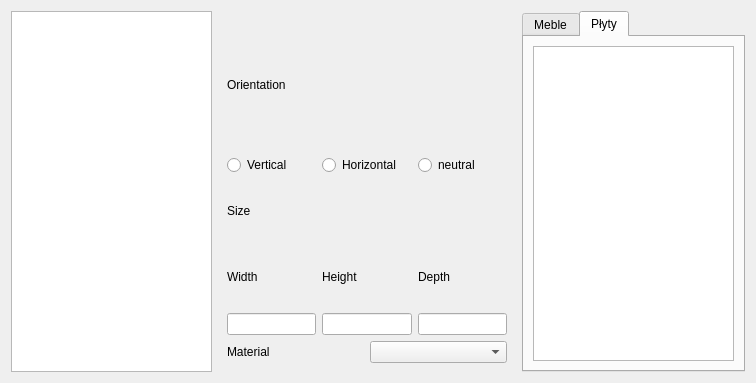
Old version of the form Views/viewaddformatsUI.ui in the repository SlavDeV1991/x325-rozrys.
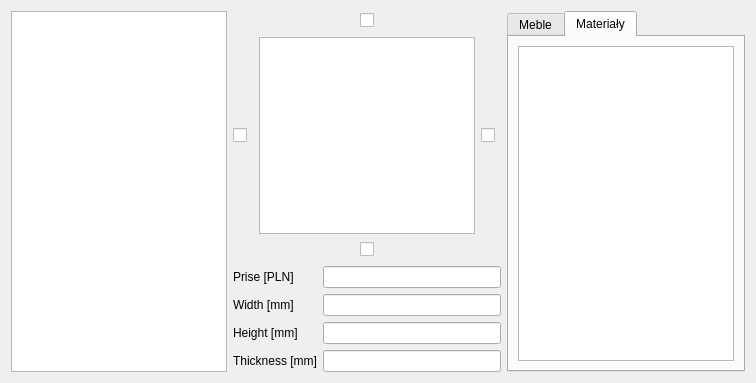
New version of the form. The open tabs and pages were chosen to show the change.

```diff
--- a/Views/viewaddformatsUI.ui
+++ b/Views/viewaddformatsUI.ui
@@ -14,143 +14,243 @@
    <string>Form</string>
   </property>
   <layout class="QGridLayout" name="gridLayout">
-   <item row="0" column="0">
-    <layout class="QHBoxLayout" name="horizontalLayout_3">
+   <item row="0" column="0" rowspan="4">
+    <widget class="QTreeView" name="treeView"/>
+   </item>
+   <item row="0" column="2">
+    <layout class="QHBoxLayout" name="horizontalLayout">
      <item>
-      <widget class="QTreeView" name="treeView"/>
+      <spacer name="horizontalSpacer">
+       <property name="orientation">
+        <enum>Qt::Horizontal</enum>
+       </property>
+       <property name="sizeHint" stdset="0">
+        <size>
+         <width>40</width>
+         <height>20</height>
+        </size>
+       </property>
+      </spacer>
      </item>
      <item>
-      <widget class="QStackedWidget" name="stackedWidget">
-       <property name="currentIndex">
-        <number>0</number>
+      <widget class="QCheckBox" name="checkBox_2">
+       <property name="text">
+        <string/>
        </property>
-       <widget class="QWidget" name="page">
-        <layout class="QGridLayout" name="gridLayout_3">
-         <item row="0" column="0">
-          <layout class="QVBoxLayout" name="verticalLayout">
-           <item>
-            <widget class="QLabel" name="label">
-             <property name="text">
-              <string>Orientation</string>
-             </property>
-            </widget>
-           </item>
-           <item>
-            <layout class="QHBoxLayout" name="horizontalLayout">
-             <item>
-              <widget class="QRadioButton" name="radioButton">
-               <property name="text">
-                <string>Vertical</string>
-               </property>
-              </widget>
-             </item>
-             <item>
-              <widget class="QRadioButton" name="radioButton_2">
-               <property name="text">
-                <string>Horizontal</string>
-               </property>
-              </widget>
-             </item>
-             <item>
-              <widget class="QRadioButton" name="radioButton_3">
-               <property name="text">
-                <string>neutral</string>
-               </property>
-              </widget>
-             </item>
-            </layout>
-           </item>
-          </layout>
-         </item>
-         <item row="1" column="0">
-          <layout class="QVBoxLayout" name="verticalLayout_2">
-           <item>
-            <layout class="QGridLayout" name="gridLayout_2">
-             <item row="1" column="4">
-              <widget class="QLabel" name="label_5">
-               <property name="text">
-                <string>Depth</string>
-               </property>
-              </widget>
-             </item>
-             <item row="2" column="2">
-              <widget class="QLineEdit" name="lineEdit_2"/>
-             </item>
-             <item row="1" column="0">
-              <widget class="QLabel" name="label_2">
-               <property name="text">
-                <string>Width</string>
-               </property>
-              </widget>
-             </item>
-             <item row="0" column="0">
-              <widget class="QLabel" name="label_4">
-               <property name="text">
-                <string>Size</string>
-               </property>
-              </widget>
-             </item>
-             <item row="2" column="0">
-              <widget class="QLineEdit" name="lineEdit"/>
-             </item>
-             <item row="1" column="2">
-              <widget class="QLabel" name="label_3">
-               <property name="text">
-                <string>Height</string>
-               </property>
-              </widget>
-             </item>
-             <item row="2" column="4">
-              <widget class="QLineEdit" name="lineEdit_3"/>
-             </item>
-            </layout>
-           </item>
-          </layout>
-         </item>
-         <item row="2" column="0">
-          <layout class="QHBoxLayout" name="horizontalLayout_4">
-           <item>
-            <widget class="QLabel" name="label_6">
-             <property name="text">
-              <string>Material</string>
-             </property>
-            </widget>
-           </item>
-           <item>
-            <widget class="QComboBox" name="comboBox"/>
-           </item>
-          </layout>
-         </item>
-        </layout>
-       </widget>
-       <widget class="QWidget" name="page_2"/>
       </widget>
      </item>
      <item>
-      <widget class="QTabWidget" name="tabWidget">
-       <property name="currentIndex">
-        <number>0</number>
+      <spacer name="horizontalSpacer_2">
+       <property name="orientation">
+        <enum>Qt::Horizontal</enum>
        </property>
-       <widget class="QWidget" name="tab_meble">
-        <attribute name="title">
-         <string>Meble</string>
-        </attribute>
-        <layout class="QGridLayout" name="gridLayout_4">
-         <item row="0" column="0">
-          <widget class="QListView" name="lv_furnitures"/>
-         </item>
-        </layout>
-       </widget>
-       <widget class="QWidget" name="tab_plyty">
-        <attribute name="title">
-         <string>Płyty</string>
-        </attribute>
-        <layout class="QGridLayout" name="gridLayout_5">
-         <item row="0" column="0">
-          <widget class="QListView" name="lv_materials"/>
-         </item>
-        </layout>
-       </widget>
+       <property name="sizeHint" stdset="0">
+        <size>
+         <width>40</width>
+         <height>20</height>
+        </size>
+       </property>
+      </spacer>
+     </item>
+    </layout>
+   </item>
+   <item row="0" column="4" rowspan="4">
+    <widget class="QTabWidget" name="tabWidget">
+     <property name="currentIndex">
+      <number>1</number>
+     </property>
+     <widget class="QWidget" name="tab_meble">
+      <attribute name="title">
+       <string>Meble</string>
+      </attribute>
+      <layout class="QGridLayout" name="gridLayout_4">
+       <item row="0" column="0">
+        <widget class="QListView" name="lv_furnitures"/>
+       </item>
+      </layout>
+     </widget>
+     <widget class="QWidget" name="tab_plyty">
+      <attribute name="title">
+       <string>Materiały</string>
+      </attribute>
+      <layout class="QGridLayout" name="gridLayout_5">
+       <item row="0" column="0">
+        <widget class="QListView" name="lv_materials"/>
+       </item>
+      </layout>
+     </widget>
+    </widget>
+   </item>
+   <item row="1" column="1">
+    <layout class="QVBoxLayout" name="verticalLayout">
+     <item>
+      <spacer name="verticalSpacer">
+       <property name="orientation">
+        <enum>Qt::Vertical</enum>
+       </property>
+       <property name="sizeHint" stdset="0">
+        <size>
+         <width>20</width>
+         <height>40</height>
+        </size>
+       </property>
+      </spacer>
+     </item>
+     <item>
+      <widget class="QCheckBox" name="checkBox">
+       <property name="text">
+        <string/>
+       </property>
+      </widget>
+     </item>
+     <item>
+      <spacer name="verticalSpacer_2">
+       <property name="orientation">
+        <enum>Qt::Vertical</enum>
+       </property>
+       <property name="sizeHint" stdset="0">
+        <size>
+         <width>20</width>
+         <height>40</height>
+        </size>
+       </property>
+      </spacer>
+     </item>
+    </layout>
+   </item>
+   <item row="1" column="2">
+    <widget class="QGraphicsView" name="gv_image"/>
+   </item>
+   <item row="1" column="3">
+    <layout class="QVBoxLayout" name="verticalLayout_2">
+     <item>
+      <spacer name="verticalSpacer_3">
+       <property name="orientation">
+        <enum>Qt::Vertical</enum>
+       </property>
+       <property name="sizeHint" stdset="0">
+        <size>
+         <width>20</width>
+         <height>40</height>
+        </size>
+       </property>
+      </spacer>
+     </item>
+     <item>
+      <widget class="QCheckBox" name="checkBox_3">
+       <property name="text">
+        <string/>
+       </property>
+      </widget>
+     </item>
+     <item>
+      <spacer name="verticalSpacer_4">
+       <property name="orientation">
+        <enum>Qt::Vertical</enum>
+       </property>
+       <property name="sizeHint" stdset="0">
+        <size>
+         <width>20</width>
+         <height>40</height>
+        </size>
+       </property>
+      </spacer>
+     </item>
+    </layout>
+   </item>
+   <item row="2" column="2">
+    <layout class="QHBoxLayout" name="horizontalLayout_2">
+     <item>
+      <spacer name="horizontalSpacer_3">
+       <property name="orientation">
+        <enum>Qt::Horizontal</enum>
+       </property>
+       <property name="sizeHint" stdset="0">
+        <size>
+         <width>40</width>
+         <height>20</height>
+        </size>
+       </property>
+      </spacer>
+     </item>
+     <item>
+      <widget class="QCheckBox" name="checkBox_4">
+       <property name="text">
+        <string/>
+       </property>
+      </widget>
+     </item>
+     <item>
+      <spacer name="horizontalSpacer_4">
+       <property name="orientation">
+        <enum>Qt::Horizontal</enum>
+       </property>
+       <property name="sizeHint" stdset="0">
+        <size>
+         <width>40</width>
+         <height>20</height>
+        </size>
+       </property>
+      </spacer>
+     </item>
+    </layout>
+   </item>
+   <item row="3" column="1" colspan="3">
+    <layout class="QFormLayout" name="formLayout">
+     <item row="0" column="0">
+      <widget class="QLabel" name="label_3">
+       <property name="text">
+        <string>Prise [PLN]</string>
+       </property>
+      </widget>
+     </item>
+     <item row="0" column="1">
+      <widget class="QLineEdit" name="le_prise">
+       <property name="readOnly">
+        <bool>true</bool>
+       </property>
+      </widget>
+     </item>
+     <item row="1" column="0">
+      <widget class="QLabel" name="label_2">
+       <property name="text">
+        <string>Width [mm]</string>
+       </property>
+      </widget>
+     </item>
+     <item row="1" column="1">
+      <widget class="QLineEdit" name="le_width">
+       <property name="readOnly">
+        <bool>false</bool>
+       </property>
+      </widget>
+     </item>
+     <item row="2" column="0">
+      <widget class="QLabel" name="label_4">
+       <property name="text">
+        <string>Height [mm]</string>
+       </property>
+      </widget>
+     </item>
+     <item row="2" column="1">
+      <widget class="QLineEdit" name="le_height">
+       <property name="readOnly">
+        <bool>false</bool>
+       </property>
+      </widget>
+     </item>
+     <item row="3" column="0">
+      <widget class="QLabel" name="label_5">
+       <property name="text">
+        <string>Thickness [mm]</string>
+       </property>
+      </widget>
+     </item>
+     <item row="3" column="1">
+      <widget class="QLineEdit" name="le_thickness">
+       <property name="readOnly">
+        <bool>true</bool>
+       </property>
       </widget>
      </item>
     </layout>
```
